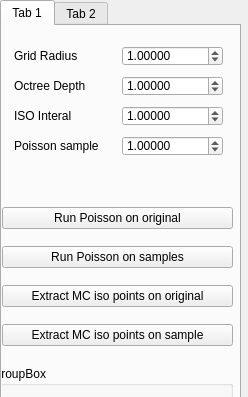
First picture: the form in Point Cloud/UI/poisson_para.ui, repository sunwaylive/quality-driven-poisson-guided-autoscanning, before the edit; both pictures show x 0 to 248 and y 0 to 397 of the 248 by 754 pixel window.
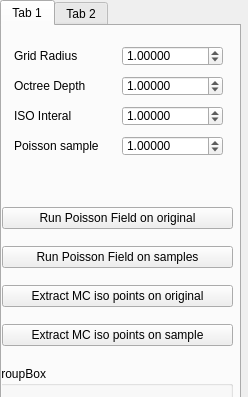
Second picture: the form after the edit. The open tabs and pages were chosen to show the change.

Commit message: fix the strange Poisson bug used a strange method for now...

The edit to the form file:
```diff
--- a/Point Cloud/UI/poisson_para.ui
+++ b/Point Cloud/UI/poisson_para.ui
@@ -246,14 +246,14 @@
       <item>
        <widget class="QPushButton" name="pushButton_poisson_leafs">
         <property name="text">
-         <string>Run Poisson on original</string>
+         <string>Run Poisson Field on original</string>
         </property>
        </widget>
       </item>
       <item>
        <widget class="QPushButton" name="pushButton_poisson_nodes">
         <property name="text">
-         <string>Run Poisson on samples</string>
+         <string>Run Poisson Field on samples</string>
         </property>
        </widget>
       </item>
```
Left out of the diff: 10 changed lines with no effect on the pictures. The commit also changes 5 other files.
